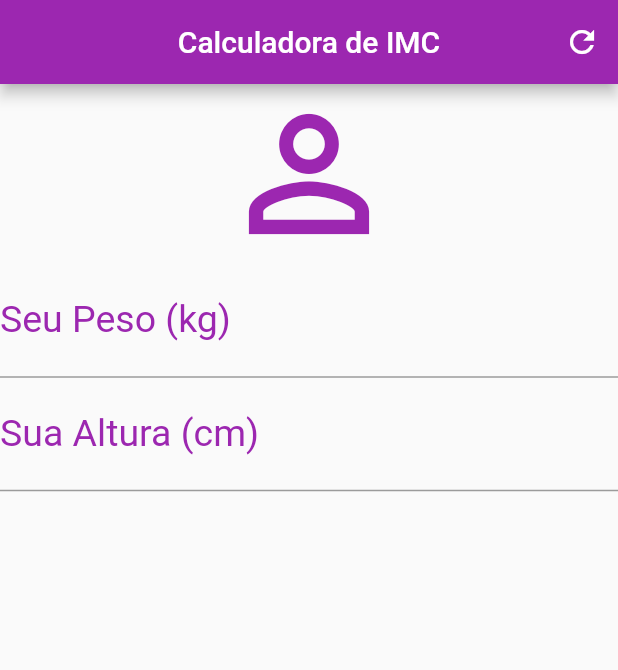
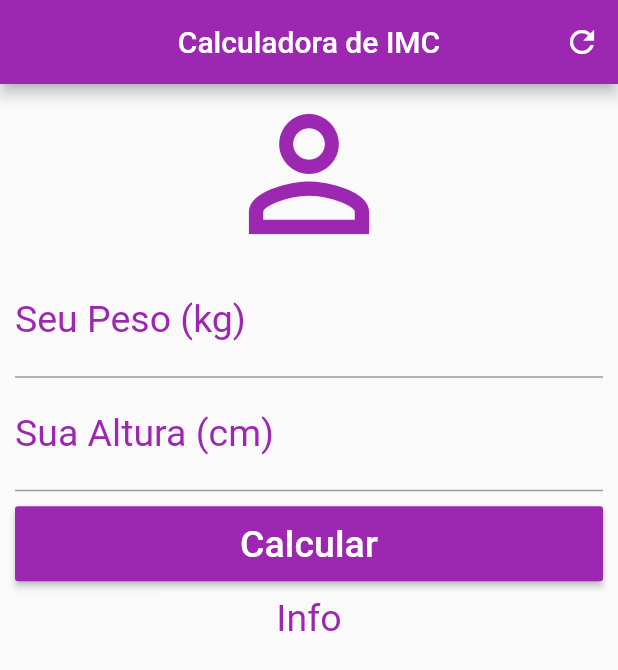
Before and after one commit to abrahao/Flutter-IMC, a Flutter app: the screen it shows after launch, on a phone screen of 412 x 824 dp. Shown: the top 670 px of the screen. Run offline on Flutter 3.47's test engine with Material 2 defaults, Android fonts, the phone set to English and light mode, and no system bars.

Commit message:
Adicao do botao Calcular e Info

```diff
--- a/lib/main.dart
+++ b/lib/main.dart
@@ -23,7 +23,9 @@ class _HomeState extends State<Home> {
             IconButton(icon: Icon(Icons.refresh), onPressed: () {}),
           ],
         ),
-      body: Column(
+        body: SingleChildScrollView(
+          padding: EdgeInsets.fromLTRB(10.0, 0.0, 10.0, 0.0),
+          child: Column(
               crossAxisAlignment: CrossAxisAlignment.stretch,
               children: <Widget>[
                 Icon(Icons.person_outline, size: 120.0, color: Colors.purple),
@@ -43,7 +45,25 @@ class _HomeState extends State<Home> {
                   textAlign: TextAlign.center,
                   style: TextStyle(color: Colors.purple, fontSize: 25.0),
                 ),
+                Padding(
+                  padding: EdgeInsets.only(top: 10.0, bottom: 10.0),
+                  child: Container(
+                      height: 50.0,
+                      child: RaisedButton(
+                        onPressed: () {},
+                        child: Text(
+                          "Calcular",
+                          style: TextStyle(color: Colors.white, fontSize: 25.0),
+                        ),
+                        color: Colors.purple,
+                      )),
+                ),
+                Text(
+                  "Info",
+                  textAlign: TextAlign.center,
+                  style: TextStyle(color: Colors.purple, fontSize: 25.0),
+                )
               ]),
-    );
+        ));
   }
 }
```
Lines whose indentation alone changed are shown as unchanged.
